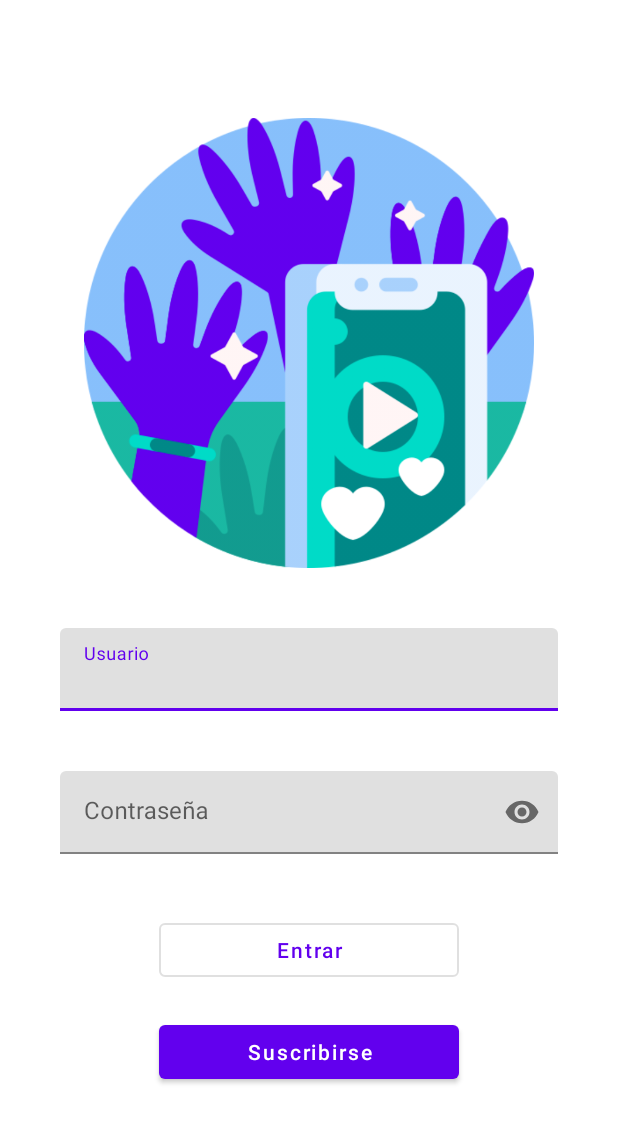
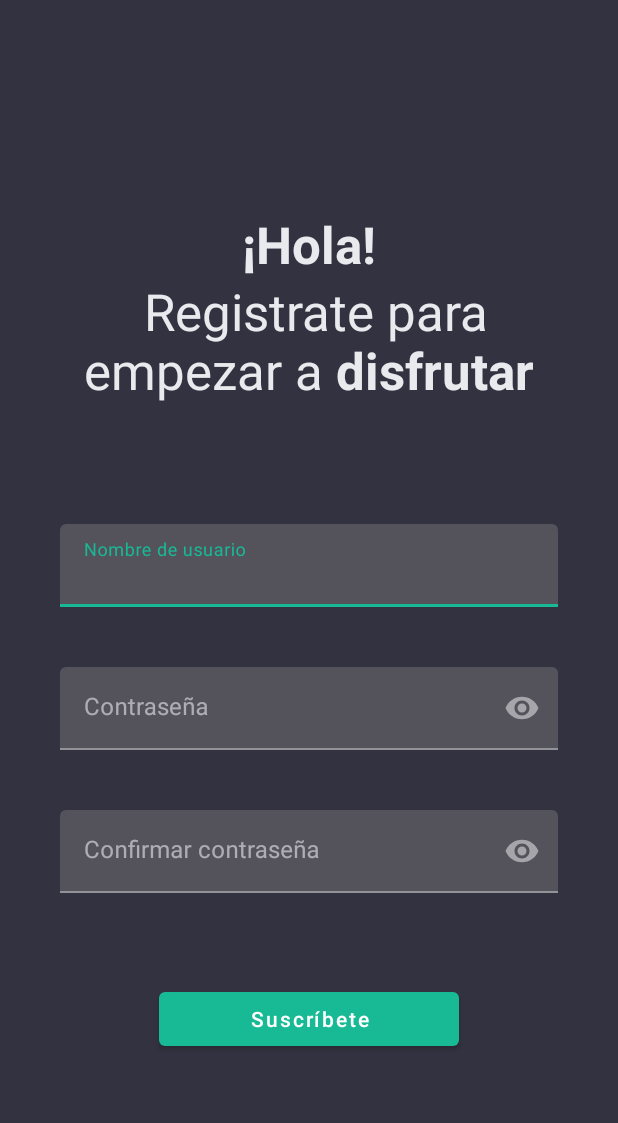
Before and after one commit to Baoasamiya2002/AppStreaming, an Android app: the screen it shows after launch (MainActivity before the commit, Realizar_suscripcion after it), on a phone screen of 412 x 824 dp. Shown: the top 1123 px of the screen. Run offline under Robolectric (Android 15) with nearby library versions, the phone set to English and light mode, and no system bars.

Commit message:
Creada interfaz realizar suscripción
Signed-off-by: Baoasamiya2002 <puxka_shikof@hotmail.com>

```diff
--- a/app/src/main/AndroidManifest.xml
+++ b/app/src/main/AndroidManifest.xml
@@ -9,7 +9,7 @@
             android:roundIcon="@mipmap/ic_launcher_round"
             android:supportsRtl="true"
             android:theme="@style/AppTheme">
-        <activity android:name=".MainActivity">
+        <activity android:name=".Realizar_suscripcion">
             <intent-filter>
                 <action android:name="android.intent.action.MAIN"/>
 
--- a/app/src/main/java/com/example/myapplication/MainActivity.kt
+++ b/app/src/main/java/com/example/myapplication/Iniciar_sesion.kt
@@ -3,13 +3,13 @@ package com.example.myapplication
 import android.os.Bundle
 import androidx.appcompat.app.AppCompatActivity
 
-class MainActivity : AppCompatActivity() {
+class Iniciar_sesion : AppCompatActivity() {
 
     override fun onCreate(savedInstanceState: Bundle?) {
         super.onCreate(savedInstanceState)
-        setContentView(R.layout.activity_main)
-        setTitle("Streaming Musica")
-        getSupportActionBar()?.hide()
+        setContentView(R.layout.activity_iniciar_sesion)
+        title = "Streaming Musica"
+        supportActionBar?.hide()
     }
 
 }
--- /dev/null
+++ b/app/src/main/java/com/example/myapplication/Realizar_suscripcion.kt
@@ -0,0 +1,34 @@
+package com.example.myapplication
+
+import android.os.Bundle
+import android.view.View
+import android.widget.PopupMenu
+import android.widget.Toast
+import androidx.appcompat.app.AppCompatActivity
+import kotlinx.android.synthetic.main.activity_realizar_suscripcion.*
+
+class Realizar_suscripcion : AppCompatActivity() {
+    override fun onCreate(savedInstanceState: Bundle?) {
+        super.onCreate(savedInstanceState)
+        setContentView(R.layout.activity_realizar_suscripcion)
+        title = "Suscripción"
+        supportActionBar?.hide()
+        /*btnSuscribete*/
+    }
+
+    fun clickBtnOpcion(view: View?) {
+
+        val popup = PopupMenu(this@Realizar_suscripcion, btnSuscribete)
+        popup.menuInflater.inflate(R.menu.popup_menu_opcion, popup.menu)
+
+        //usar esto para el aliminar y añadir a lista de reproducción
+        popup.setOnMenuItemClickListener { item ->
+            Toast.makeText(this@Realizar_suscripcion, "You Clicked : " + item.title, Toast.LENGTH_SHORT).show()
+            true
+        }
+
+        popup.show()
+        //https://stackoverflow.com/questions/15762905/how-can-i-display-a-list-view-in-an-android-alert-dialog para la opción de elegir una de las listas o crear una nueva
+
+    }
+}
--- a/app/src/main/res/layout/activity_main.xml
+++ b/app/src/main/res/layout/activity_realizar_suscripcion.xml
@@ -7,28 +7,30 @@
         android:layout_height="match_parent"
         android:gravity="center"
         android:orientation="vertical"
-        tools:context=".MainActivity">
+        tools:context=".Realizar_suscripcion">
 
-    <ImageView
-            android:layout_width="match_parent"
-            android:layout_height="300dp"
-            app:srcCompat="@drawable/live_streaming"
-            android:id="@+id/logo"
-            android:contentDescription="@string/descripcionLogo"/>
+    <TextView
+            android:layout_width="wrap_content"
+            android:layout_height="wrap_content"
+            android:id="@+id/tvMensajeSuscripcion"
+            android:gravity="center"
+            android:text="@string/mensajeSuscripcion"
+            android:textAppearance="@style/TextAppearance.AppCompat.Display1"
+            android:textColor="@color/letras"
+            android:layout_margin="40dp"/>
 
     <com.google.android.material.textfield.TextInputLayout
             android:layout_width="match_parent"
             android:layout_height="wrap_content"
-            android:layout_marginTop="40dp"
-            android:layout_marginLeft="40dp"
-            android:layout_marginRight="40dp"
-            android:id="@+id/tilUsuario">
+            android:layout_margin="40dp"
+            android:id="@+id/tilNombreUsuario">
 
         <com.google.android.material.textfield.TextInputEditText
                 android:layout_width="match_parent"
                 android:layout_height="55dp"
-                android:hint="@string/usuario"
+                android:hint="@string/nombreUsuario"
                 android:inputType="text"
+                android:textColor="@color/letras"
         />
     </com.google.android.material.textfield.TextInputLayout>
 
@@ -36,7 +38,8 @@
             android:layout_width="match_parent"
             android:layout_height="wrap_content"
             android:id="@+id/tilContrasena"
-            android:layout_margin="40dp"
+            android:layout_marginLeft="40dp"
+            android:layout_marginRight="40dp"
             app:endIconMode="password_toggle">
 
         <com.google.android.material.textfield.TextInputEditText
@@ -44,24 +47,33 @@
                 android:layout_height="55dp"
                 android:hint="@string/contrasena"
                 android:inputType="textPassword"
+                android:textColor="@color/letras"
         />
     </com.google.android.material.textfield.TextInputLayout>
 
+    <com.google.android.material.textfield.TextInputLayout
+            android:layout_width="match_parent"
+            android:layout_height="wrap_content"
+            android:id="@+id/tilConfirmarContrasena"
+            android:layout_margin="40dp"
+            app:endIconMode="password_toggle">
+
+        <com.google.android.material.textfield.TextInputEditText
+                android:layout_width="match_parent"
+                android:layout_height="55dp"
+                android:hint="@string/confirmarContrasena"
+                android:inputType="textPassword"
+                android:textColor="@color/letras"
+        />
+    </com.google.android.material.textfield.TextInputLayout>
 
     <Button
-            android:text="@string/entrar"
+            android:text="@string/suscribete"
             android:layout_width="200dp"
             android:layout_height="wrap_content"
-            android:id="@+id/btnEntrar"
+            android:id="@+id/btnSuscribete"
             android:textAllCaps="false"
-            style="?attr/materialButtonOutlinedStyle"
-            tools:ignore="PrivateResource"/>
-    <Button
-            android:text="@string/suscribirse"
-            android:layout_width="200dp"
-            android:layout_height="wrap_content"
-            android:id="@+id/btnSuscribirse"
-            android:textAllCaps="false"
-            android:layout_margin="20dp"/>
+            android:layout_margin="20dp"
+            android:onClick="clickBtnOpcion"/>
 
 </LinearLayout>
--- /dev/null
+++ b/app/src/main/res/menu/popup_menu_opcion.xml
@@ -0,0 +1,12 @@
+<menu
+        xmlns:android="http://schemas.android.com/apk/res/android">
+
+    <item
+            android:id="@+id/one"
+            android:title="@string/opcionAnadir"/>
+
+    <item
+            android:id="@+id/two"
+            android:title="@string/opcionEliminar"/>
+
+</menu>
--- a/app/src/main/res/values/colors.xml
+++ b/app/src/main/res/values/colors.xml
@@ -1,6 +1,8 @@
 <?xml version="1.0" encoding="utf-8"?>
 <resources>
-    <color name="colorPrimary">#6200EE</color>
-    <color name="colorPrimaryDark">#3700B3</color>
-    <color name="colorAccent">#03DAC5</color>
+    <color name="fondo">#333240</color>
+    <color name="letras">#E9EAED</color>
+    <color name="fondo2">#403F49</color>
+    <color name="verde">#18BA95</color>
+    <color name="morado">#6A69D1</color>
 </resources>
--- a/app/src/main/res/values/strings.xml
+++ b/app/src/main/res/values/strings.xml
@@ -1,8 +1,14 @@
 <resources>
     <string name="app_name">My Application</string>
     <string name="usuario">Usuario</string>
+    <string name="nombreUsuario">Nombre de usuario</string>
     <string name="contrasena">Contraseña</string>
+    <string name="confirmarContrasena">Confirmar contraseña</string>
     <string name="entrar">Entrar</string>
     <string name="suscribirse">Suscribirse</string>
+    <string name="suscribete">Suscríbete</string>
     <string name="descripcionLogo">Logo de aplicación</string>
+    <string name="mensajeSuscripcion"><b>¡Hola!</b>\n Registrate para empezar a <b>disfrutar</b></string>
+    <string name="opcionAnadir">Añadir a lista de reproduccion</string>
+    <string name="opcionEliminar">Eliminar de lista de reproduccion</string>
 </resources>
--- a/app/src/main/res/values/styles.xml
+++ b/app/src/main/res/values/styles.xml
@@ -3,23 +3,16 @@
     <!-- Base application theme. -->
     <style name="AppTheme" parent="Theme.MaterialComponents.Light.DarkActionBar">
 
-        <item name="colorPrimary">@color/colorPrimary</item>
-        <item name="colorPrimaryDark">@color/colorPrimaryDark</item>
-        <item name="colorAccent">@color/colorAccent</item>
-    </style>
-    <style name="AppTextField" parent="Widget.MaterialComponents.TextInputLayout.OutlinedBox">
-        <item name="boxBackgroundColor">@android:color/white</item>
+        <item name="colorPrimary">@color/verde</item>
+        <item name="colorPrimaryDark">@color/morado</item>
+        <item name="colorAccent">@color/letras</item>
+        <item name="android:colorBackground">@color/fondo</item>
+        <item name="colorSurface">@color/fondo2</item>
+        <item name="colorOnSurface">@color/letras</item>
+        <item name="android:itemTextAppearance">@style/myCustomMenuTextAppearance</item>
     </style>
 
-    <style name="Theme.App" parent="Theme.MaterialComponents">
-        ...
-        <item name="textInputStyle">@style/Widget.App.TextInputLayout</item>
-    </style>
-
-    <style name="Widget.App.TextInputLayout" parent="Widget.MaterialComponents.TextInputLayout.FilledBox">
-        <item name="android:textColorHint">@color/design_default_color_on_secondary</item>
-        <item name="boxBackgroundColor">@color/mtrl_on_primary_emphasis_medium</item>
-        <item name="boxStrokeColor">@color/colorAccent</item>
-        <item name="hintTextColor">@color/colorAccent</item>
+    <style name="myCustomMenuTextAppearance" parent="@android:style/TextAppearance.Widget.IconMenu.Item">
+        <item name="android:textColor">@color/letras</item>
     </style>
 </resources>
--- a/build.gradle
+++ b/build.gradle
@@ -8,7 +8,7 @@ buildscript {
 
     }
     dependencies {
-        classpath 'com.android.tools.build:gradle:3.6.0-rc01'
+        classpath 'com.android.tools.build:gradle:4.0.0'
         classpath "org.jetbrains.kotlin:kotlin-gradle-plugin:$kotlin_version"
 
         // NOTE: Do not place your application dependencies here; they belong
```
Also changed, not shown: app/src/main/res/layout/activity_iniciar_sesion.xml (added, +72 -0 lines), app/src/main/res/layout/list_item_ataque_j.xml (deleted, +0 -15 lines), app/src/main/res/layout/list_item_ataque_m.xml (deleted, +0 -15 lines), app/src/main/res/layout/list_item_curar_j.xml (deleted, +0 -15 lines), gradle/wrapper/gradle-wrapper.properties.
